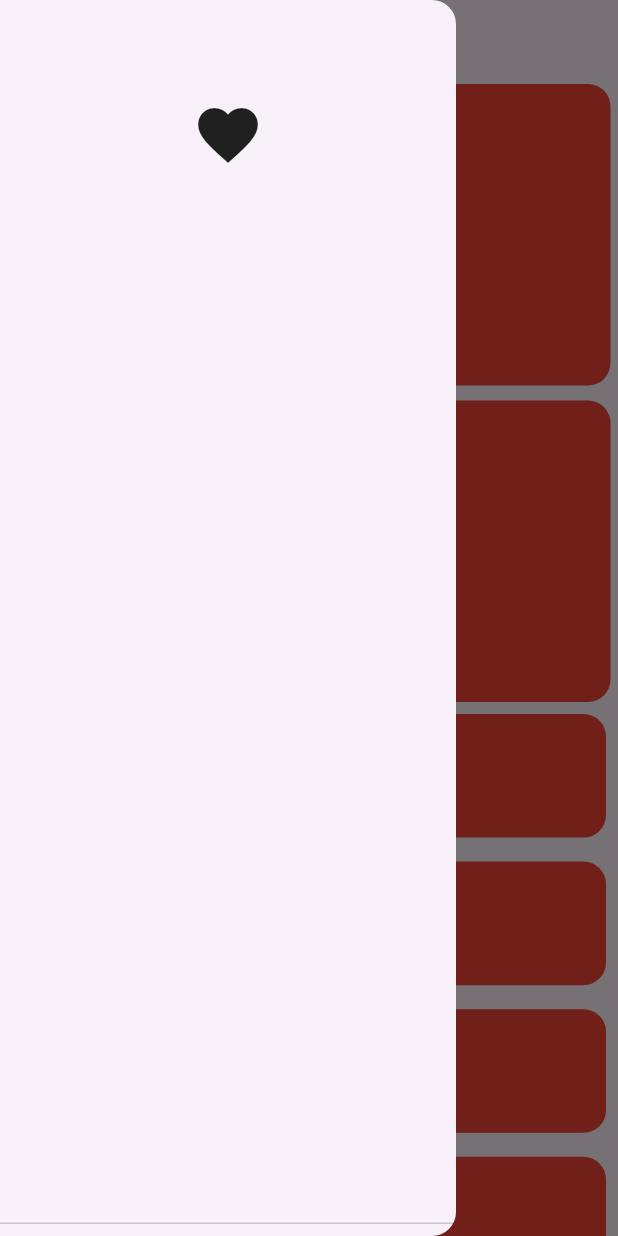
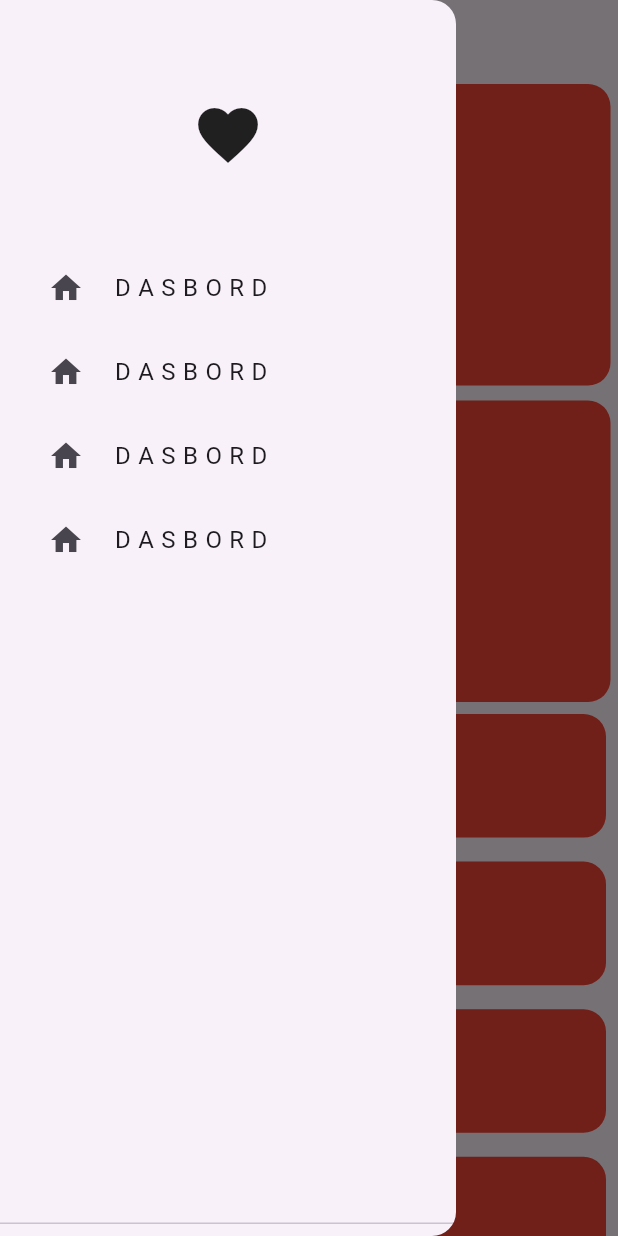
Before and after one commit to Micheal-Hany/responsive_ui, a Flutter app: the screen it shows after launch, after a tap on the "menu" icon, on a phone screen of 412 x 824 dp. Run offline on Flutter 3.47's test engine with Material 3 defaults, Android fonts, the phone set to English and light mode, and no system bars.

Commit message:
tablet layout list view done

```diff
--- a/lib/view/home_view_body.dart
+++ b/lib/view/home_view_body.dart
@@ -2,6 +2,7 @@ import 'package:flutter/material.dart';
 import 'package:responsive_ui/view/widgets/Custom_grid_view.dart';
 import 'package:responsive_ui/view/widgets/custom_drawer.dart';
 import 'package:responsive_ui/view/widgets/custom_home_list_view.dart';
+import 'package:responsive_ui/view/widgets/tablet_layout_list_view.dart';
 
 class MyHomePageBody extends StatefulWidget {
   const MyHomePageBody({super.key});
@@ -23,10 +24,17 @@ class _MyHomePageBodyState extends State<MyHomePageBody> {
               onPressed: () => scaffoldKey.currentState!.openDrawer(),
               icon: const Icon(Icons.menu)),
         ),
-        body: const CustomScrollView(
+        body: CustomScrollView(
           slivers: [
-            CustomGridView(),
-            CustomListView(),
+            SliverToBoxAdapter(
+              child: LayoutBuilder(builder: (context, constraints) {
+                if (constraints.maxWidth > 600) {
+                  return const TabletLyoutListView();
+                }
+                return const CustomGridView();
+              }),
+            ),
+            const CustomListView(),
           ],
         ));
   }
--- a/lib/view/widgets/Custom_grid_view.dart
+++ b/lib/view/widgets/Custom_grid_view.dart
@@ -6,9 +6,9 @@ class CustomGridView extends StatelessWidget {
 
   @override
   Widget build(BuildContext context) {
-    return SliverGrid.builder(
-      //  padding: const EdgeInsets.symmetric(horizontal: 8, vertical: 8),
-
+    return GridView.builder(
+      shrinkWrap: true,
+      physics: const NeverScrollableScrollPhysics(),
       itemCount: 4,
       gridDelegate: const SliverGridDelegateWithFixedCrossAxisCount(
           crossAxisCount: 2, crossAxisSpacing: 10, mainAxisSpacing: 10),
--- a/lib/view/widgets/custom_drawer.dart
+++ b/lib/view/widgets/custom_drawer.dart
@@ -1,4 +1,5 @@
 import 'package:flutter/material.dart';
+import 'package:responsive_ui/models/drawer_item_model.dart';
 import 'package:responsive_ui/view/widgets/custom_drawer_item.dart';
 
 class CustomDrawer extends StatelessWidget {
@@ -6,18 +7,32 @@ class CustomDrawer extends StatelessWidget {
 
   @override
   Widget build(BuildContext context) {
-    return const Drawer(
+    return Drawer(
       child: DrawerHeader(
           child: Column(
         children: [
-          SizedBox(
+          const SizedBox(
             height: 50,
           ),
-          Icon(
+          const Icon(
             Icons.favorite,
             size: 48,
           ),
-
+          const SizedBox(
+            height: 50,
+          ),
+          CustomDrawerItem(
+              itemModel:
+                  DrawerItemModel(title: " D A S B O R D ", icon: Icons.home)),
+          CustomDrawerItem(
+              itemModel:
+                  DrawerItemModel(title: " D A S B O R D ", icon: Icons.home)),
+          CustomDrawerItem(
+              itemModel:
+                  DrawerItemModel(title: " D A S B O R D ", icon: Icons.home)),
+          CustomDrawerItem(
+              itemModel:
+                  DrawerItemModel(title: " D A S B O R D ", icon: Icons.home)),
         ],
       )),
     );
--- a/lib/view/widgets/custom_grid_container.dart
+++ b/lib/view/widgets/custom_grid_container.dart
@@ -11,7 +11,7 @@ class CustomGridContaienr extends StatelessWidget {
       ),
       child: Container(
         height: MediaQuery.sizeOf(context).height * .2,
-        width: MediaQuery.sizeOf(context).width * .4,
+        width: MediaQuery.sizeOf(context).width * .2,
         decoration: BoxDecoration(
             color: Colors.red, borderRadius: BorderRadius.circular(15)),
       ),
--- /dev/null
+++ b/lib/view/widgets/tablet_layout_list_view.dart
@@ -0,0 +1,21 @@
+import 'package:flutter/material.dart';
+import 'package:responsive_ui/view/widgets/custom_grid_container.dart';
+
+class TabletLyoutListView extends StatelessWidget {
+  const TabletLyoutListView({super.key});
+
+  @override
+  Widget build(BuildContext context) {
+    return SizedBox(
+      height: 200,
+      child: ListView.builder(
+        itemCount: 15,
+        shrinkWrap: true,
+        scrollDirection: Axis.horizontal,
+        itemBuilder: (context, index) {
+          return const CustomGridContaienr();
+        },
+      ),
+    );
+  }
+}
```
